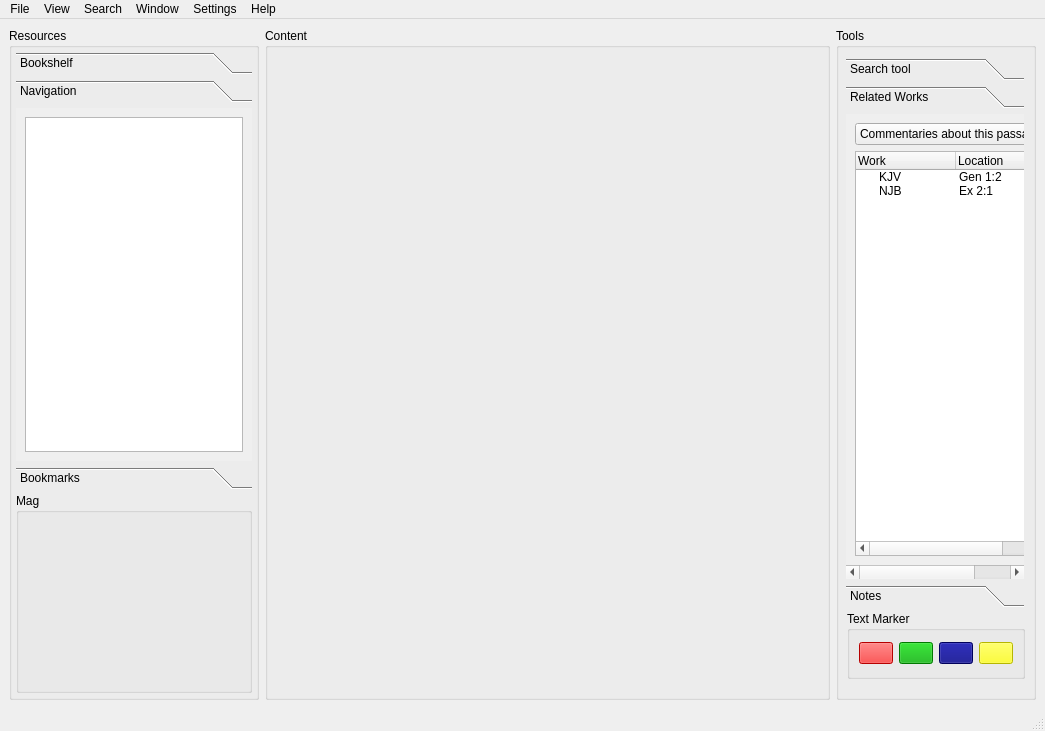
Old version of the form trunk/sandbox/bibletime2-ui-concept/bibletime2-ui-concept.ui in the repository bibletime/historic-bibletime-svn.
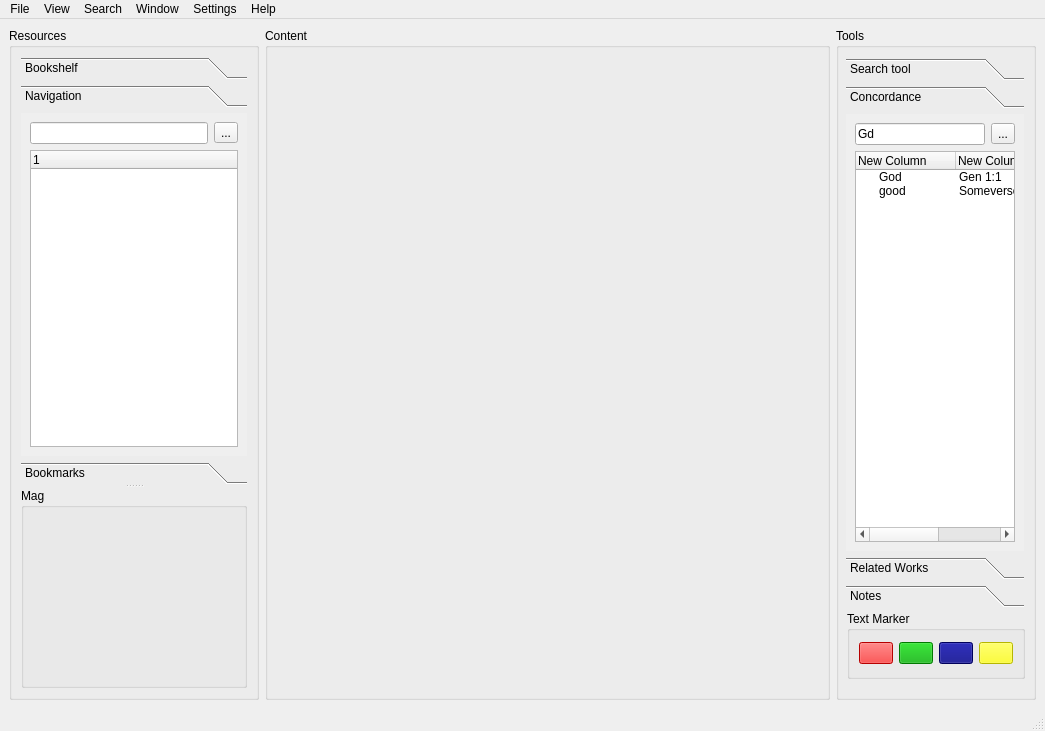
New version of the form. The open tabs and pages were chosen to show the change. Icons and pictures are not drawn.

```diff
--- a/trunk/sandbox/bibletime2-ui-concept/bibletime2-ui-concept.ui
+++ b/trunk/sandbox/bibletime2-ui-concept/bibletime2-ui-concept.ui
@@ -16,21 +16,203 @@
    <string>BibleTime2 concept study</string>
   </property>
   <widget class="QWidget" name="centralwidget" >
-   <layout class="QGridLayout" >
+   <layout class="QHBoxLayout" >
     <property name="margin" >
      <number>9</number>
     </property>
     <property name="spacing" >
      <number>6</number>
     </property>
-    <item row="0" column="1" >
+    <item>
+     <widget class="QGroupBox" name="Resources" >
+      <property name="sizePolicy" >
+       <sizepolicy>
+        <hsizetype>0</hsizetype>
+        <vsizetype>5</vsizetype>
+        <horstretch>0</horstretch>
+        <verstretch>0</verstretch>
+       </sizepolicy>
+      </property>
+      <property name="minimumSize" >
+       <size>
+        <width>200</width>
+        <height>16</height>
+       </size>
+      </property>
+      <property name="maximumSize" >
+       <size>
+        <width>250</width>
+        <height>16777215</height>
+       </size>
+      </property>
+      <property name="title" >
+       <string>Resources</string>
+      </property>
+      <layout class="QVBoxLayout" >
+       <property name="margin" >
+        <number>9</number>
+       </property>
+       <property name="spacing" >
+        <number>6</number>
+       </property>
+       <item>
+        <widget class="QSplitter" name="splitter" >
+         <property name="orientation" >
+          <enum>Qt::Vertical</enum>
+         </property>
+         <widget class="QToolBox" name="toolBox" >
+          <property name="currentIndex" >
+           <number>1</number>
+          </property>
+          <widget class="QWidget" name="page" >
+           <property name="geometry" >
+            <rect>
+             <x>0</x>
+             <y>0</y>
+             <width>238</width>
+             <height>336</height>
+            </rect>
+           </property>
+           <attribute name="label" >
+            <string>Bookshelf</string>
+           </attribute>
+           <layout class="QVBoxLayout" >
+            <property name="margin" >
+             <number>9</number>
+            </property>
+            <property name="spacing" >
+             <number>6</number>
+            </property>
+            <item>
+             <layout class="QHBoxLayout" >
+              <property name="margin" >
+               <number>0</number>
+              </property>
+              <property name="spacing" >
+               <number>6</number>
+              </property>
+              <item>
+               <widget class="QLineEdit" name="lineEdit_3" />
+              </item>
+              <item>
+               <widget class="QToolButton" name="toolButton_3" >
+                <property name="text" >
+                 <string>...</string>
+                </property>
+                <property name="icon" >
+                 <iconset>../../../../../usr/share/icons/default.kde/16x16/actions/clear_left.png</iconset>
+                </property>
+               </widget>
+              </item>
+             </layout>
+            </item>
+            <item>
+             <widget class="QTreeView" name="treeView" />
+            </item>
+           </layout>
+          </widget>
+          <widget class="QWidget" name="page_3" >
+           <attribute name="label" >
+            <string>Navigation</string>
+           </attribute>
+           <layout class="QVBoxLayout" >
+            <property name="margin" >
+             <number>9</number>
+            </property>
+            <property name="spacing" >
+             <number>6</number>
+            </property>
+            <item>
+             <layout class="QHBoxLayout" >
+              <property name="margin" >
+               <number>0</number>
+              </property>
+              <property name="spacing" >
+               <number>6</number>
+              </property>
+              <item>
+               <widget class="QLineEdit" name="lineEdit_2" />
+              </item>
+              <item>
+               <widget class="QToolButton" name="toolButton_2" >
+                <property name="text" >
+                 <string>...</string>
+                </property>
+                <property name="icon" >
+                 <iconset>../../../../../usr/share/icons/default.kde/16x16/actions/clear_left.png</iconset>
+                </property>
+               </widget>
+              </item>
+             </layout>
+            </item>
+            <item>
+             <widget class="QTreeWidget" name="treeWidget_3" />
+            </item>
+           </layout>
+          </widget>
+          <widget class="QWidget" name="page_2" >
+           <property name="geometry" >
+            <rect>
+             <x>0</x>
+             <y>0</y>
+             <width>96</width>
+             <height>70</height>
+            </rect>
+           </property>
+           <attribute name="label" >
+            <string>Bookmarks</string>
+           </attribute>
+           <layout class="QVBoxLayout" >
+            <property name="margin" >
+             <number>9</number>
+            </property>
+            <property name="spacing" >
+             <number>6</number>
+            </property>
+            <item>
+             <widget class="QListView" name="listView" />
+            </item>
+           </layout>
+          </widget>
+         </widget>
+         <widget class="QGroupBox" name="groupBox" >
+          <property name="sizePolicy" >
+           <sizepolicy>
+            <hsizetype>5</hsizetype>
+            <vsizetype>0</vsizetype>
+            <horstretch>0</horstretch>
+            <verstretch>0</verstretch>
+           </sizepolicy>
+          </property>
+          <property name="minimumSize" >
+           <size>
+            <width>16</width>
+            <height>200</height>
+           </size>
+          </property>
+          <property name="maximumSize" >
+           <size>
+            <width>16777215</width>
+            <height>200</height>
+           </size>
+          </property>
+          <property name="title" >
+           <string>Mag</string>
+          </property>
+         </widget>
+        </widget>
+       </item>
+      </layout>
+     </widget>
+    </item>
+    <item>
      <widget class="QGroupBox" name="groupBox_3" >
       <property name="title" >
        <string>Content</string>
       </property>
      </widget>
     </item>
-    <item row="0" column="2" >
+    <item>
      <widget class="QGroupBox" name="groupBox_2" >
       <property name="sizePolicy" >
        <sizepolicy>
@@ -1315,13 +1497,94 @@
          </item>
         </layout>
        </widget>
+       <widget class="QWidget" name="page_7" >
+        <attribute name="label" >
+         <string>Concordance</string>
+        </attribute>
+        <layout class="QVBoxLayout" >
+         <property name="margin" >
+          <number>9</number>
+         </property>
+         <property name="spacing" >
+          <number>6</number>
+         </property>
+         <item>
+          <layout class="QHBoxLayout" >
+           <property name="margin" >
+            <number>0</number>
+           </property>
+           <property name="spacing" >
+            <number>6</number>
+           </property>
+           <item>
+            <widget class="QLineEdit" name="lineEdit_5" >
+             <property name="text" >
+              <string>Gd</string>
+             </property>
+            </widget>
+           </item>
+           <item>
+            <widget class="QToolButton" name="toolButton_5" >
+             <property name="text" >
+              <string>...</string>
+             </property>
+             <property name="icon" >
+              <iconset>../../../../../usr/share/icons/default.kde/16x16/actions/clear_left.png</iconset>
+             </property>
+            </widget>
+           </item>
+          </layout>
+         </item>
+         <item>
+          <widget class="QTreeWidget" name="treeWidget_4" >
+           <column>
+            <property name="text" >
+             <string>New Column</string>
+            </property>
+           </column>
+           <column>
+            <property name="text" >
+             <string>New Column</string>
+            </property>
+           </column>
+           <column>
+            <property name="text" >
+             <string>Text</string>
+            </property>
+           </column>
+           <item>
+            <property name="text" >
+             <string>God</string>
+            </property>
+            <property name="text" >
+             <string>Gen 1:1</string>
+            </property>
+            <property name="text" >
+             <string>In the beginning God...</string>
+            </property>
+           </item>
+           <item>
+            <property name="text" >
+             <string>good</string>
+            </property>
+            <property name="text" >
+             <string>Someverse</string>
+            </property>
+            <property name="text" >
+             <string>... good ...</string>
+            </property>
+           </item>
+          </widget>
+         </item>
+        </layout>
+       </widget>
        <widget class="QWidget" name="page_5" >
         <property name="geometry" >
          <rect>
           <x>0</x>
           <y>0</y>
-          <width>261</width>
-          <height>440</height>
+          <width>250</width>
+          <height>391</height>
          </rect>
         </property>
         <attribute name="label" >
@@ -1415,139 +1678,6 @@
       </widget>
      </widget>
     </item>
-    <item row="0" column="0" >
-     <widget class="QGroupBox" name="Resources" >
-      <property name="sizePolicy" >
-       <sizepolicy>
-        <hsizetype>0</hsizetype>
-        <vsizetype>5</vsizetype>
-        <horstretch>0</horstretch>
-        <verstretch>0</verstretch>
-       </sizepolicy>
-      </property>
-      <property name="minimumSize" >
-       <size>
-        <width>200</width>
-        <height>16</height>
-       </size>
-      </property>
-      <property name="maximumSize" >
-       <size>
-        <width>250</width>
-        <height>16777215</height>
-       </size>
-      </property>
-      <property name="title" >
-       <string>Resources</string>
-      </property>
-      <layout class="QVBoxLayout" >
-       <property name="margin" >
-        <number>4</number>
-       </property>
-       <property name="spacing" >
-        <number>4</number>
-       </property>
-       <item>
-        <widget class="QToolBox" name="toolBox" >
-         <property name="currentIndex" >
-          <number>0</number>
-         </property>
-         <widget class="QWidget" name="page" >
-          <property name="geometry" >
-           <rect>
-            <x>0</x>
-            <y>0</y>
-            <width>238</width>
-            <height>336</height>
-           </rect>
-          </property>
-          <attribute name="label" >
-           <string>Bookshelf</string>
-          </attribute>
-          <layout class="QVBoxLayout" >
-           <property name="margin" >
-            <number>9</number>
-           </property>
-           <property name="spacing" >
-            <number>6</number>
-           </property>
-           <item>
-            <widget class="QTreeView" name="treeView" />
-           </item>
-          </layout>
-         </widget>
-         <widget class="QWidget" name="page_3" >
-          <attribute name="label" >
-           <string>Navigation</string>
-          </attribute>
-          <layout class="QVBoxLayout" >
-           <property name="margin" >
-            <number>9</number>
-           </property>
-           <property name="spacing" >
-            <number>6</number>
-           </property>
-           <item>
-            <widget class="QListView" name="listView_2" />
-           </item>
-          </layout>
-         </widget>
-         <widget class="QWidget" name="page_2" >
-          <property name="geometry" >
-           <rect>
-            <x>0</x>
-            <y>0</y>
-            <width>96</width>
-            <height>70</height>
-           </rect>
-          </property>
-          <attribute name="label" >
-           <string>Bookmarks</string>
-          </attribute>
-          <layout class="QVBoxLayout" >
-           <property name="margin" >
-            <number>9</number>
-           </property>
-           <property name="spacing" >
-            <number>6</number>
-           </property>
-           <item>
-            <widget class="QListView" name="listView" />
-           </item>
-          </layout>
-         </widget>
-        </widget>
-       </item>
-       <item>
-        <widget class="QGroupBox" name="groupBox" >
-         <property name="sizePolicy" >
-          <sizepolicy>
-           <hsizetype>5</hsizetype>
-           <vsizetype>0</vsizetype>
-           <horstretch>0</horstretch>
-           <verstretch>0</verstretch>
-          </sizepolicy>
-         </property>
-         <property name="minimumSize" >
-          <size>
-           <width>16</width>
-           <height>200</height>
-          </size>
-         </property>
-         <property name="maximumSize" >
-          <size>
-           <width>16777215</width>
-           <height>200</height>
-          </size>
-         </property>
-         <property name="title" >
-          <string>Mag</string>
-         </property>
-        </widget>
-       </item>
-      </layout>
-     </widget>
-    </item>
    </layout>
   </widget>
   <widget class="QMenuBar" name="menubar" >
```
Left out of the diff: 15 changed lines with no effect on the pictures.
